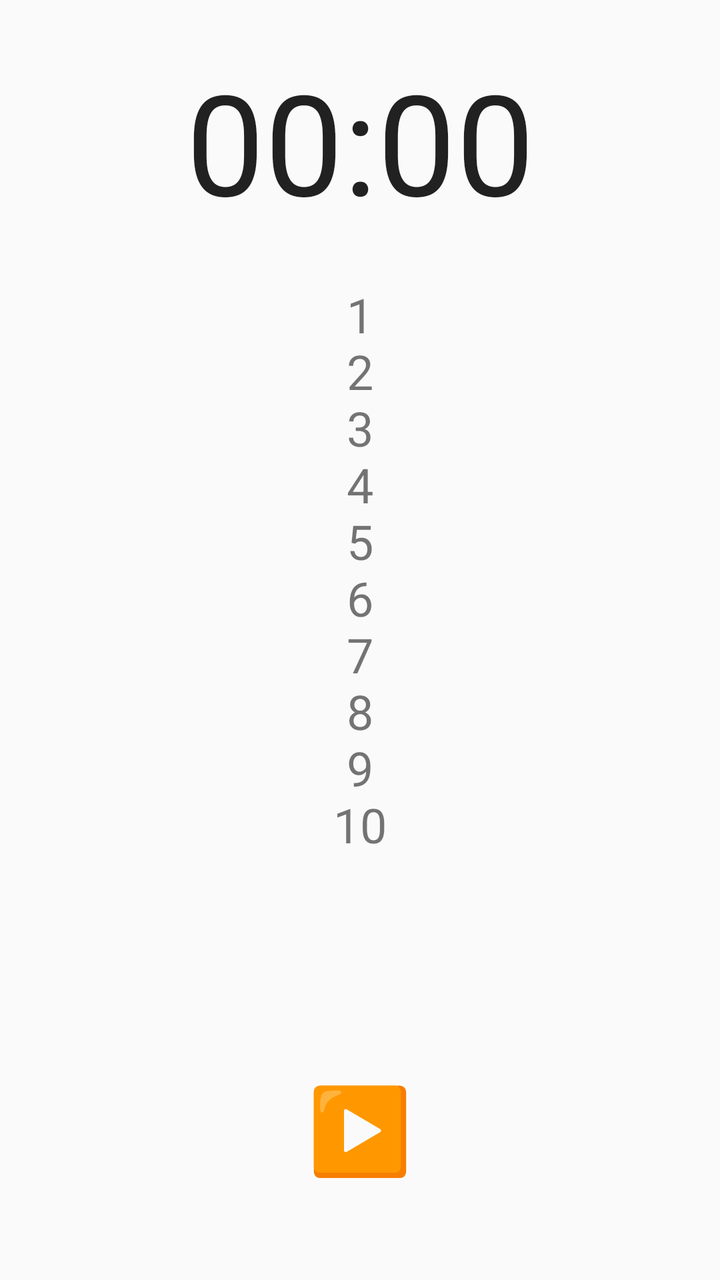
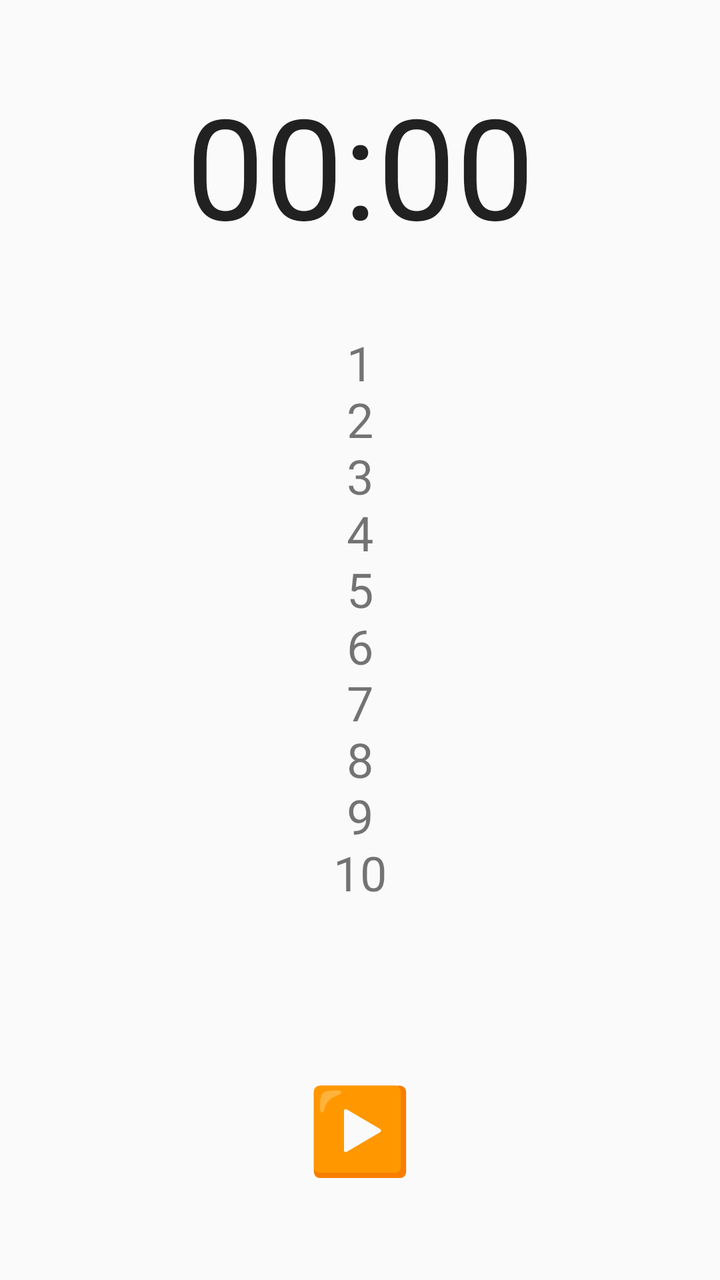

Compare the two renders of this Android layout. The source of the first and the diff that turns it into the second are given below.
<!-- AndroidManifest.xml: activity theme Theme.MyChrono -->
<!-- res/layout/activity_main.xml -->
<?xml version="1.0" encoding="utf-8"?>
<LinearLayout xmlns:android="http://schemas.android.com/apk/res/android"
    android:layout_width="match_parent"
    android:layout_height="match_parent"
    android:orientation="vertical"
    android:gravity="center"
    android:padding="24dp">

    <Chronometer
        android:id="@+id/chronoText"
        android:layout_width="match_parent"
        android:layout_height="wrap_content"
        android:textSize="70sp"
        android:textAlignment="center" />

    <LinearLayout
        android:layout_width="match_parent"
        android:layout_height="wrap_content"
        android:orientation="vertical"
        android:gravity="center"
        android:padding="24dp">

        <TextView
            android:id="@+id/flagsText"
            android:layout_width="match_parent"
            android:layout_height="wrap_content"
            android:text="@string/flagged_time"
            android:gravity="center"
            android:textSize="24sp" />
    </LinearLayout>

    <LinearLayout
        android:layout_width="match_parent"
        android:layout_height="0dp"
        android:layout_weight="1" />

    <LinearLayout
        style="?android:attr/buttonBarStyle"
        android:layout_width="match_parent"
        android:layout_height="wrap_content"
        android:orientation="horizontal"
        android:gravity="center">

        <Button
            android:id="@+id/resetButton"
            style="?android:attr/buttonBarButtonStyle"
            android:layout_width="wrap_content"
            android:layout_height="match_parent"
            android:text="@string/reset_button"
            android:textSize="42sp"
            android:padding="24dp"
            android:visibility="gone" />

        <Button
            android:id="@+id/stopButton"
            style="?android:attr/buttonBarButtonStyle"
            android:layout_width="wrap_content"
            android:layout_height="match_parent"
            android:text="@string/stop_button"
            android:textSize="42sp"
            android:padding="24dp"
            android:visibility="gone" />

        <Button
            android:id="@+id/startButton"
            style="?android:attr/buttonBarButtonStyle"
            android:layout_width="wrap_content"
            android:layout_height="match_parent"
            android:text="@string/start_button"
            android:textSize="42sp"
            android:padding="24dp"
            android:visibility="visible" />

        <Button
            android:id="@+id/flagButton"
            style="?android:attr/buttonBarButtonStyle"
            android:layout_width="wrap_content"
            android:layout_height="match_parent"
            android:text="@string/flag_button"
            android:textSize="42sp"
            android:padding="24dp"
            android:visibility="gone" />

        <Button
            android:id="@+id/pauseButton"
            style="?android:attr/buttonBarButtonStyle"
            android:layout_width="wrap_content"
            android:layout_height="match_parent"
            android:text="@string/pause_button"
            android:textSize="42sp"
            android:padding="24dp"
            android:visibility="gone" />

    </LinearLayout>
</LinearLayout>
<!-- resources referenced by this layout -->
<resources>
  <string name="flag_button">🏁</string>
  <string name="flagged_time">1\n2\n3\n4\n5\n6\n7\n8\n9\n10</string>
  <string name="pause_button">⏸️</string>
  <string name="reset_button">🔁</string>
  <string name="start_button">▶️</string>
  <string name="stop_button">⏹️</string>
  <style name="Theme.MyChrono" parent="android:Theme.Material.Light.NoActionBar" />
</resources>

<!-- the commit's change to res/layout/activity_main.xml (unified diff, before → after) -->
@@ -3,36 +3,37 @@
     android:layout_width="match_parent"
     android:layout_height="match_parent"
     android:orientation="vertical"
-    android:gravity="center"
     android:padding="24dp">
 
-    <Chronometer
-        android:id="@+id/chronoText"
+    <ScrollView
         android:layout_width="match_parent"
-        android:layout_height="wrap_content"
-        android:textSize="70sp"
-        android:textAlignment="center" />
+        android:layout_height="0dp"
+        android:layout_weight="1">
 
-    <LinearLayout
-        android:layout_width="match_parent"
-        android:layout_height="wrap_content"
-        android:orientation="vertical"
-        android:gravity="center"
-        android:padding="24dp">
-
-        <TextView
-            android:id="@+id/flagsText"
+        <LinearLayout
             android:layout_width="match_parent"
             android:layout_height="wrap_content"
-            android:text="@string/flagged_time"
-            android:gravity="center"
-            android:textSize="24sp" />
-    </LinearLayout>
+            android:orientation="vertical"
+            android:gravity="center">
 
-    <LinearLayout
-        android:layout_width="match_parent"
-        android:layout_height="0dp"
-        android:layout_weight="1" />
+            <Chronometer
+                android:id="@+id/chronoText"
+                android:layout_width="match_parent"
+                android:layout_height="wrap_content"
+                android:textSize="70sp"
+                android:textAlignment="center"
+                android:padding="12dp" />
+
+            <TextView
+                android:id="@+id/flagsText"
+                android:layout_width="match_parent"
+                android:layout_height="wrap_content"
+                android:text="@string/flagged_time"
+                android:gravity="center"
+                android:textSize="24sp"
+                android:padding="24dp" />
+        </LinearLayout>
+    </ScrollView>
 
     <LinearLayout
         style="?android:attr/buttonBarStyle"
@@ -45,7 +46,7 @@
             android:id="@+id/resetButton"
             style="?android:attr/buttonBarButtonStyle"
             android:layout_width="wrap_content"
-            android:layout_height="match_parent"
+            android:layout_height="wrap_content"
             android:text="@string/reset_button"
             android:textSize="42sp"
             android:padding="24dp"
@@ -55,7 +56,7 @@
             android:id="@+id/stopButton"
             style="?android:attr/buttonBarButtonStyle"
             android:layout_width="wrap_content"
-            android:layout_height="match_parent"
+            android:layout_height="wrap_content"
             android:text="@string/stop_button"
             android:textSize="42sp"
             android:padding="24dp"
@@ -65,7 +66,7 @@
             android:id="@+id/startButton"
             style="?android:attr/buttonBarButtonStyle"
             android:layout_width="wrap_content"
-            android:layout_height="match_parent"
+            android:layout_height="wrap_content"
             android:text="@string/start_button"
             android:textSize="42sp"
             android:padding="24dp"
@@ -75,7 +76,7 @@
             android:id="@+id/flagButton"
             style="?android:attr/buttonBarButtonStyle"
             android:layout_width="wrap_content"
-            android:layout_height="match_parent"
+            android:layout_height="wrap_content"
             android:text="@string/flag_button"
             android:textSize="42sp"
             android:padding="24dp"
@@ -85,11 +86,10 @@
             android:id="@+id/pauseButton"
             style="?android:attr/buttonBarButtonStyle"
             android:layout_width="wrap_content"
-            android:layout_height="match_parent"
+            android:layout_height="wrap_content"
             android:text="@string/pause_button"
             android:textSize="42sp"
             android:padding="24dp"
             android:visibility="gone" />
-
     </LinearLayout>
 </LinearLayout>
